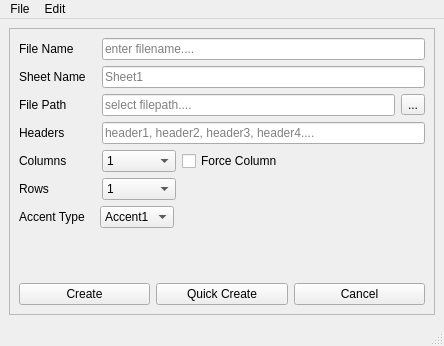
The window that src/excel_generator/gui/gui_menu.ui (NCHlab/excel_generator) describes before a commit, drawn with Qt 5.
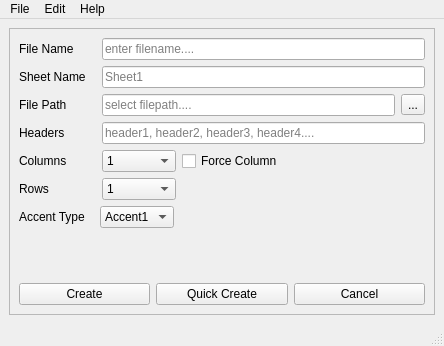
The same window after the commit.

Commit message: Help menu added + Update checker

The edit to the form file:
```diff
--- a/src/excel_generator/gui/gui_menu.ui
+++ b/src/excel_generator/gui/gui_menu.ui
@@ -504,8 +504,16 @@
     </property>
     <addaction name="clearfields_ACTION"/>
    </widget>
+   <widget class="QMenu" name="menuHelp">
+    <property name="title">
+     <string>Help</string>
+    </property>
+    <addaction name="about_ACTION"/>
+    <addaction name="checkupdates_ACTION"/>
+   </widget>
    <addaction name="menuFile"/>
    <addaction name="menuEdit"/>
+   <addaction name="menuHelp"/>
   </widget>
   <widget class="QStatusBar" name="statusbar"/>
   <action name="quickcreate_ACTION">
```
Left out of the diff: 10 changed lines with no effect on the pictures. The commit also changes 3 other files.
